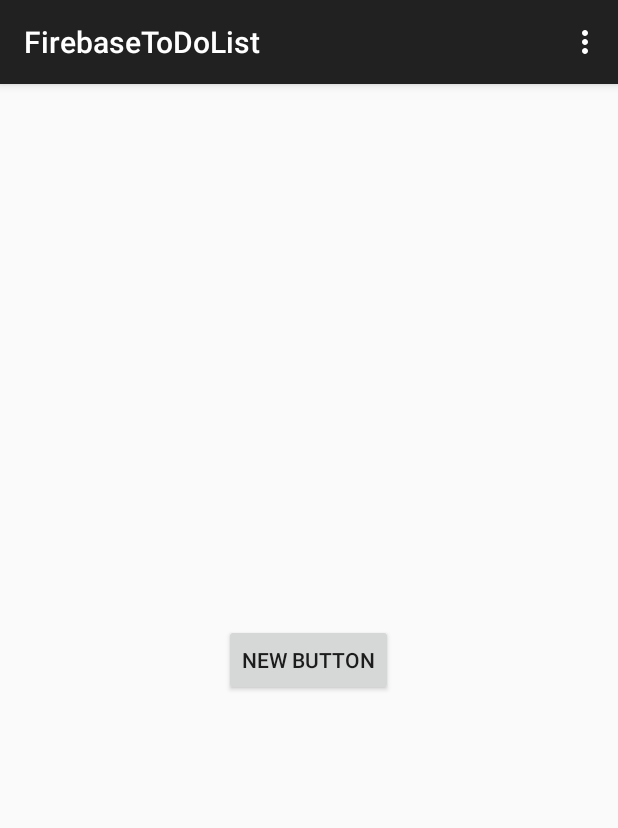
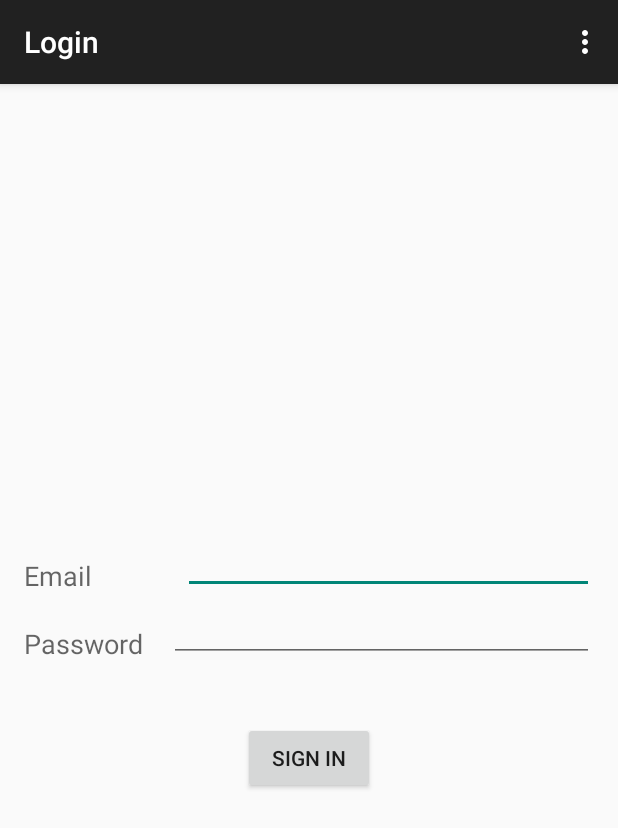
Before and after one commit to zeeshanhanif/android-todolist-firebase, an Android app: the screen it shows after launch (LoginActivity), on a phone screen of 412 x 824 dp. Shown: the top 828 px of the screen. Run offline under Robolectric (Android 15) with nearby library versions, the phone set to English and light mode, and no system bars.

```diff
--- a/FirebaseToDoList/app/src/main/AndroidManifest.xml
+++ b/FirebaseToDoList/app/src/main/AndroidManifest.xml
@@ -16,6 +16,10 @@
                 <category android:name="android.intent.category.LAUNCHER" />
             </intent-filter>
         </activity>
+        <activity
+            android:name=".ToDoListActivity"
+            android:label="@string/title_activity_to_do_list" >
+        </activity>
     </application>
 
 </manifest>
--- a/FirebaseToDoList/app/src/main/java/firebasetodolist/todolist/firebase/com/LoginActivity.java
+++ b/FirebaseToDoList/app/src/main/java/firebasetodolist/todolist/firebase/com/LoginActivity.java
@@ -1,5 +1,6 @@
 package firebasetodolist.todolist.firebase.com;
 
+import android.content.Intent;
 import android.support.v7.app.ActionBarActivity;
 import android.support.v4.app.Fragment;
 import android.os.Bundle;
@@ -8,6 +9,9 @@ import android.view.Menu;
 import android.view.MenuItem;
 import android.view.View;
 import android.view.ViewGroup;
+import android.widget.Button;
+import android.widget.EditText;
+import android.widget.Toast;
 
 
 public class LoginActivity extends ActionBarActivity {
@@ -51,6 +55,7 @@ public class LoginActivity extends ActionBarActivity {
      */
     public static class PlaceholderFragment extends Fragment {
 
+        private EditText emailId;
         public PlaceholderFragment() {
         }
 
@@ -58,6 +63,16 @@ public class LoginActivity extends ActionBarActivity {
         public View onCreateView(LayoutInflater inflater, ViewGroup container,
                                  Bundle savedInstanceState) {
             View rootView = inflater.inflate(R.layout.fragment_login, container, false);
+            Button signin = (Button) rootView.findViewById(R.id.signin);
+            emailId = (EditText) rootView.findViewById(R.id.editTextEmail);
+            signin.setOnClickListener(new View.OnClickListener() {
+                @Override
+                public void onClick(View v) {
+                    Toast.makeText(getActivity(), emailId.getText(), Toast.LENGTH_SHORT).show();
+                    Intent intent = new Intent(getActivity(),ToDoListActivity.class);
+                    startActivity(intent);
+                }
+            });
             return rootView;
         }
     }
--- a/FirebaseToDoList/app/src/main/res/layout/fragment_login.xml
+++ b/FirebaseToDoList/app/src/main/res/layout/fragment_login.xml
@@ -1,16 +1,79 @@
-<RelativeLayout xmlns:android="http://schemas.android.com/apk/res/android"
-    xmlns:tools="http://schemas.android.com/tools" android:layout_width="match_parent"
-    android:layout_height="match_parent" android:paddingLeft="@dimen/activity_horizontal_margin"
-    android:paddingRight="@dimen/activity_horizontal_margin"
-    android:paddingTop="@dimen/activity_vertical_margin"
-    android:paddingBottom="@dimen/activity_vertical_margin"
-    tools:context=".ToDoListActivity$PlaceholderFragment">
+<LinearLayout xmlns:android="http://schemas.android.com/apk/res/android"
+              xmlns:tools="http://schemas.android.com/tools"
+              android:layout_width="match_parent"
+              android:layout_height="match_parent"
+              android:paddingLeft="@dimen/activity_horizontal_margin"
+              android:paddingRight="@dimen/activity_horizontal_margin"
+              android:paddingTop="@dimen/activity_vertical_margin"
+              android:paddingBottom="@dimen/activity_vertical_margin"
+              tools:context=".LoginActivity$PlaceholderFragment"
+              android:orientation="vertical"
+              android:gravity="center_vertical|center_horizontal">
 
-    <Button
-        android:layout_width="wrap_content"
+    <LinearLayout
+        android:orientation="horizontal"
+        android:layout_width="match_parent"
+        android:layout_height="wrap_content">
+
+        <TextView
+            android:layout_width="wrap_content"
+            android:layout_height="wrap_content"
+            android:textAppearance="?android:attr/textAppearanceMedium"
+            android:text="Email"
+            android:id="@+id/textViewEmail"
+            android:layout_weight="1"
+            android:layout_gravity="bottom"/>
+
+        <EditText
+            android:layout_width="wrap_content"
+            android:layout_height="wrap_content"
+            android:inputType="textEmailAddress"
+            android:ems="10"
+            android:id="@+id/editTextEmail"
+            android:layout_gravity="center_horizontal"
+            android:layout_weight="1"/>
+    </LinearLayout>
+
+    <LinearLayout
+        android:orientation="horizontal"
+        android:layout_width="match_parent"
         android:layout_height="wrap_content"
-        android:text="New Button"
-        android:id="@+id/button"
-        android:layout_centerVertical="true"
-        android:layout_centerHorizontal="true" />
-</RelativeLayout>
+        android:layout_gravity="center_horizontal">
+
+        <TextView
+            android:layout_width="wrap_content"
+            android:layout_height="wrap_content"
+            android:textAppearance="?android:attr/textAppearanceMedium"
+            android:text="Password"
+            android:id="@+id/textViewPassword"
+            android:layout_gravity="center_horizontal|bottom"
+            android:layout_weight="1"/>
+
+        <EditText
+            android:layout_width="wrap_content"
+            android:layout_height="wrap_content"
+            android:inputType="textPassword"
+            android:ems="10"
+            android:id="@+id/editText2"
+            android:layout_weight="4"/>
+
+    </LinearLayout>
+
+    <LinearLayout
+        android:orientation="horizontal"
+        android:layout_width="match_parent"
+        android:layout_height="wrap_content"
+        android:layout_gravity="center_horizontal"
+        android:gravity="center_vertical|center_horizontal"
+        android:layout_marginTop="40dp">
+
+        <Button
+            android:layout_width="wrap_content"
+            android:layout_height="wrap_content"
+            android:text="Sign In"
+            android:id="@+id/signin"
+            android:layout_gravity="center_vertical"
+            />
+    </LinearLayout>
+
+</LinearLayout>
--- a/FirebaseToDoList/app/src/main/res/menu/menu_to_do_list.xml
+++ b/FirebaseToDoList/app/src/main/res/menu/menu_to_do_list.xml
@@ -1,6 +1,9 @@
 <menu xmlns:android="http://schemas.android.com/apk/res/android"
-    xmlns:app="http://schemas.android.com/apk/res-auto"
-    xmlns:tools="http://schemas.android.com/tools" tools:context=".ToDoListActivity">
-    <item android:id="@+id/action_settings" android:title="@string/action_settings"
-        android:orderInCategory="100" app:showAsAction="never" />
+      xmlns:app="http://schemas.android.com/apk/res-auto"
+      xmlns:tools="http://schemas.android.com/tools"
+      tools:context="firebasetodolist.todolist.firebase.com.ToDoListActivity">
+    <item android:id="@+id/action_settings"
+          android:title="@string/action_settings"
+          android:orderInCategory="100"
+          app:showAsAction="never"/>
 </menu>
--- a/FirebaseToDoList/app/src/main/res/values/strings.xml
+++ b/FirebaseToDoList/app/src/main/res/values/strings.xml
@@ -1,8 +1,9 @@
 <?xml version="1.0" encoding="utf-8"?>
 <resources>
 
-    <string name="app_name">FirebaseToDoList</string>
+    <string name="app_name">Login</string>
     <string name="hello_world">Hello world!</string>
     <string name="action_settings">Settings</string>
+    <string name="title_activity_to_do_list">My ToDo List</string>
 
 </resources>
```
Also changed, not shown: FirebaseToDoList/app/src/main/java/firebasetodolist/todolist/firebase/com/SynchronizedToDoItemArray.java (added, +29 -0 lines), FirebaseToDoList/app/src/main/java/firebasetodolist/todolist/firebase/com/ToDoItem.java (added, +40 -0 lines), FirebaseToDoList/app/src/main/java/firebasetodolist/todolist/firebase/com/ToDoItemFragment.java (added, +33 -0 lines), FirebaseToDoList/app/src/main/java/firebasetodolist/todolist/firebase/com/ToDoListActivity.java (added, +45 -0 lines), FirebaseToDoList/app/src/main/res/layout/activity_to_do_list.xml (added, +7 -0 lines), FirebaseToDoList/app/src/main/res/layout/fragment_to_do_list.xml (added, +16 -0 lines).
